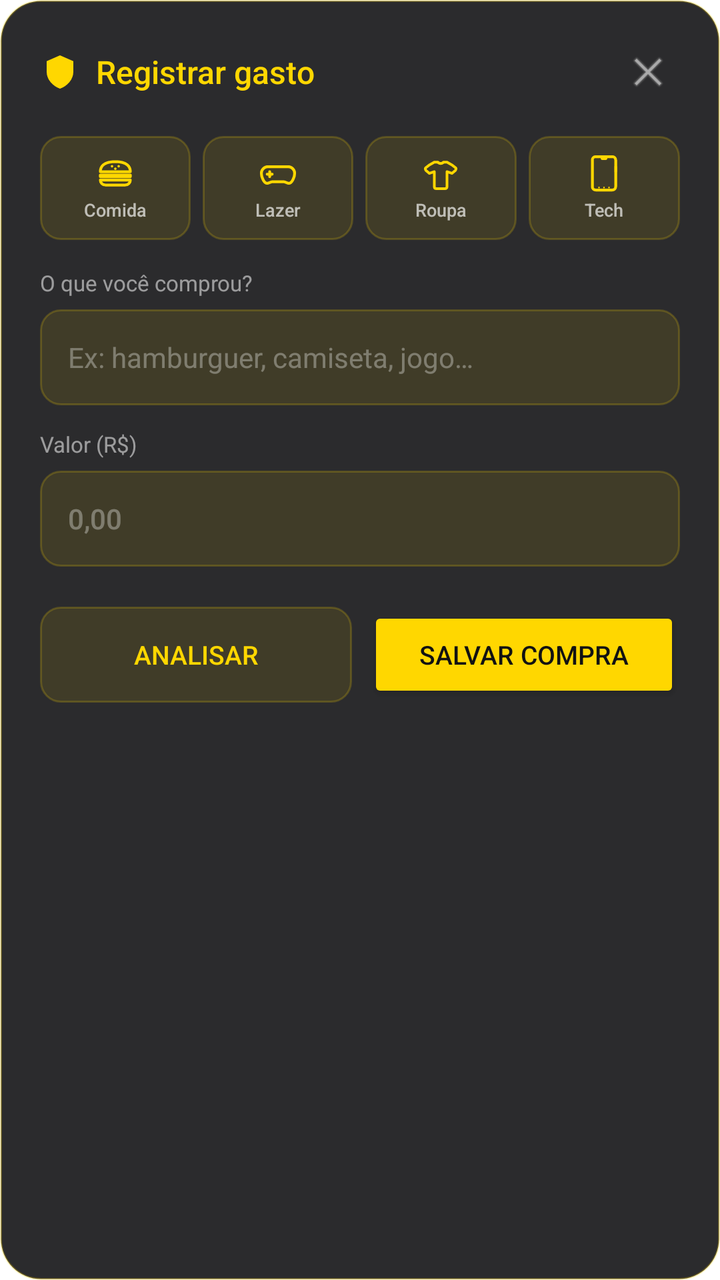
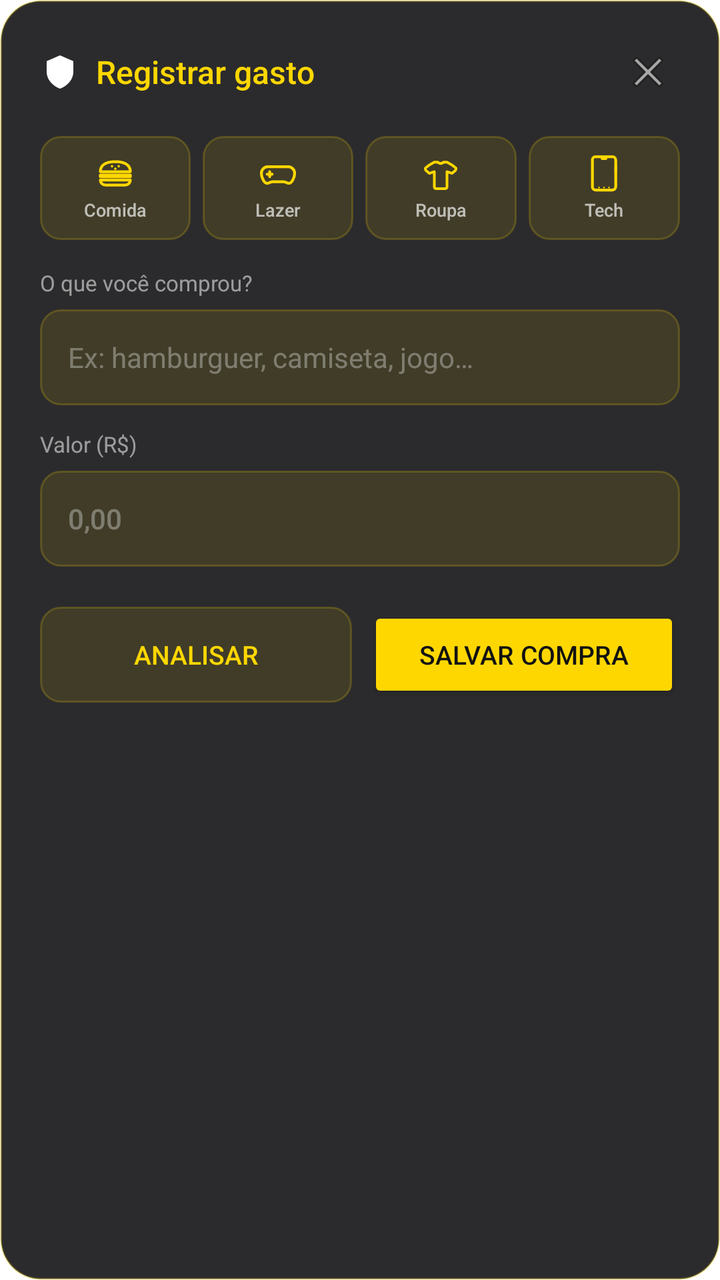

An Android layout rendered at two revisions. The XML below is the earlier revision; the diff shows what the commit changed to produce the second picture.
<!-- AndroidManifest.xml: activity theme Theme.SpendGuard.QuickEntry -->
<!-- res/layout/activity_quick_entry.xml -->
<?xml version="1.0" encoding="utf-8"?>
<LinearLayout
    xmlns:android="http://schemas.android.com/apk/res/android"
    android:id="@+id/quick_entry_root"
    android:layout_width="match_parent"
    android:layout_height="wrap_content"
    android:orientation="vertical"
    android:background="@drawable/widget_background"
    android:padding="20dp"
    android:layout_gravity="bottom"
    android:layout_marginStart="12dp"
    android:layout_marginEnd="12dp"
    android:layout_marginBottom="24dp">

    <LinearLayout
        android:layout_width="match_parent"
        android:layout_height="wrap_content"
        android:orientation="horizontal"
        android:gravity="center_vertical"
        android:layout_marginBottom="16dp">

        <ImageView
            android:layout_width="20dp"
            android:layout_height="20dp"
            android:src="@drawable/ic_notification"
            android:tint="#FFD700"
            android:contentDescription="@null" />

        <TextView
            android:layout_width="0dp"
            android:layout_height="wrap_content"
            android:layout_weight="1"
            android:layout_marginStart="8dp"
            android:text="Registrar gasto"
            android:textColor="#FFFFD700"
            android:textSize="16sp"
            android:fontFamily="sans-serif-medium" />

        <ImageView
            android:id="@+id/btn_close"
            android:layout_width="32dp"
            android:layout_height="32dp"
            android:src="@android:drawable/ic_menu_close_clear_cancel"
            android:tint="#66FFFFFF"
            android:contentDescription="Fechar"
            android:padding="4dp"
            android:clickable="true"
            android:focusable="true" />

    </LinearLayout>

    <LinearLayout
        android:layout_width="match_parent"
        android:layout_height="wrap_content"
        android:orientation="horizontal"
        android:layout_marginBottom="14dp"
        android:weightSum="4">

        <LinearLayout
            android:id="@+id/chip_food"
            android:layout_width="0dp"
            android:layout_height="52dp"
            android:layout_weight="1"
            android:layout_marginEnd="6dp"
            android:orientation="vertical"
            android:gravity="center"
            android:background="@drawable/widget_category_button"
            android:clickable="true"
            android:focusable="true">

            <ImageView
                android:layout_width="20dp"
                android:layout_height="20dp"
                android:src="@drawable/ic_widget_food"
                android:contentDescription="@null" />

            <TextView
                android:layout_width="wrap_content"
                android:layout_height="wrap_content"
                android:text="Comida"
                android:textColor="#AAFFFFFF"
                android:textSize="9sp"
                android:layout_marginTop="2dp"
                android:fontFamily="sans-serif-medium" />

        </LinearLayout>

        <LinearLayout
            android:id="@+id/chip_leisure"
            android:layout_width="0dp"
            android:layout_height="52dp"
            android:layout_weight="1"
            android:layout_marginEnd="6dp"
            android:orientation="vertical"
            android:gravity="center"
            android:background="@drawable/widget_category_button"
            android:clickable="true"
            android:focusable="true">

            <ImageView
                android:layout_width="20dp"
                android:layout_height="20dp"
                android:src="@drawable/ic_widget_leisure"
                android:contentDescription="@null" />

            <TextView
                android:layout_width="wrap_content"
                android:layout_height="wrap_content"
                android:text="Lazer"
                android:textColor="#AAFFFFFF"
                android:textSize="9sp"
                android:layout_marginTop="2dp"
                android:fontFamily="sans-serif-medium" />

        </LinearLayout>

        <LinearLayout
            android:id="@+id/chip_clothing"
            android:layout_width="0dp"
            android:layout_height="52dp"
            android:layout_weight="1"
            android:layout_marginEnd="6dp"
            android:orientation="vertical"
            android:gravity="center"
            android:background="@drawable/widget_category_button"
            android:clickable="true"
            android:focusable="true">

            <ImageView
                android:layout_width="20dp"
                android:layout_height="20dp"
                android:src="@drawable/ic_widget_clothing"
                android:contentDescription="@null" />

            <TextView
                android:layout_width="wrap_content"
                android:layout_height="wrap_content"
                android:text="Roupa"
                android:textColor="#AAFFFFFF"
                android:textSize="9sp"
                android:layout_marginTop="2dp"
                android:fontFamily="sans-serif-medium" />

        </LinearLayout>

        <LinearLayout
            android:id="@+id/chip_tech"
            android:layout_width="0dp"
            android:layout_height="52dp"
            android:layout_weight="1"
            android:orientation="vertical"
            android:gravity="center"
            android:background="@drawable/widget_category_button"
            android:clickable="true"
            android:focusable="true">

            <ImageView
                android:layout_width="20dp"
                android:layout_height="20dp"
                android:src="@drawable/ic_widget_tech"
                android:contentDescription="@null" />

            <TextView
                android:layout_width="wrap_content"
                android:layout_height="wrap_content"
                android:text="Tech"
                android:textColor="#AAFFFFFF"
                android:textSize="9sp"
                android:layout_marginTop="2dp"
                android:fontFamily="sans-serif-medium" />

        </LinearLayout>

    </LinearLayout>

    <TextView
        android:layout_width="wrap_content"
        android:layout_height="wrap_content"
        android:text="O que você comprou?"
        android:textColor="#88FFFFFF"
        android:textSize="11sp"
        android:fontFamily="sans-serif"
        android:layout_marginBottom="6dp" />

    <EditText
        android:id="@+id/input_item_name"
        android:layout_width="match_parent"
        android:layout_height="48dp"
        android:layout_marginBottom="12dp"
        android:background="@drawable/widget_category_button"
        android:paddingStart="14dp"
        android:paddingEnd="14dp"
        android:textColor="#FFFFFFFF"
        android:textColorHint="#55FFFFFF"
        android:hint="Ex: hamburguer, camiseta, jogo…"
        android:textSize="14sp"
        android:fontFamily="sans-serif"
        android:inputType="text"
        android:imeOptions="actionNext"
        android:maxLines="1"
        android:singleLine="true" />

    <TextView
        android:layout_width="wrap_content"
        android:layout_height="wrap_content"
        android:text="Valor (R$)"
        android:textColor="#88FFFFFF"
        android:textSize="11sp"
        android:fontFamily="sans-serif"
        android:layout_marginBottom="6dp" />

    <EditText
        android:id="@+id/input_value"
        android:layout_width="match_parent"
        android:layout_height="48dp"
        android:layout_marginBottom="20dp"
        android:background="@drawable/widget_category_button"
        android:paddingStart="14dp"
        android:paddingEnd="14dp"
        android:textColor="#FFFFFFFF"
        android:textColorHint="#55FFFFFF"
        android:hint="0,00"
        android:textSize="14sp"
        android:fontFamily="sans-serif-medium"
        android:inputType="numberDecimal"
        android:imeOptions="actionDone"
        android:maxLines="1"
        android:singleLine="true" />

    <LinearLayout
        android:layout_width="match_parent"
        android:layout_height="wrap_content"
        android:orientation="horizontal">

        <Button
            android:id="@+id/btn_analyze"
            android:layout_width="0dp"
            android:layout_height="48dp"
            android:layout_weight="1"
            android:layout_marginEnd="8dp"
            android:text="Analisar"
            android:textColor="#FFD700"
            android:textSize="13sp"
            android:fontFamily="sans-serif-medium"
            android:background="@drawable/widget_category_button" />

        <Button
            android:id="@+id/btn_save"
            android:layout_width="0dp"
            android:layout_height="48dp"
            android:layout_weight="1"
            android:text="Salvar compra"
            android:textColor="#FF121212"
            android:textSize="13sp"
            android:fontFamily="sans-serif-medium"
            android:backgroundTint="#FFD700" />

    </LinearLayout>

    <TextView
        android:id="@+id/text_error"
        android:layout_width="match_parent"
        android:layout_height="wrap_content"
        android:layout_marginTop="10dp"
        android:textColor="#FFCF6679"
        android:textSize="12sp"
        android:fontFamily="sans-serif"
        android:gravity="center"
        android:visibility="gone"
        android:text="" />

</LinearLayout>
<!-- resources referenced by this layout -->
<resources>
  <!-- drawable ic_widget_leisure (drawable) -->
  <vector xmlns:android="http://schemas.android.com/apk/res/android"
      android:width="24dp"
      android:height="24dp"
      android:viewportWidth="24"
      android:viewportHeight="24">
  
      
      <path
          android:strokeColor="#FFD700"
          android:strokeWidth="1.7"
          android:strokeLineCap="round"
          android:strokeLineJoin="round"
          android:fillColor="@android:color/transparent"
          android:pathData="M6,8 L18,8 C20.2,8 22,9.8 22,12 C22,14 20.5,18 18.5,18 C17.5,18 16.5,17 15,17 L9,17 C7.5,17 6.5,18 5.5,18 C3.5,18 2,14 2,12 C2,9.8 3.8,8 6,8 Z" />
  
      
      <path
          android:strokeColor="#FFD700"
          android:strokeWidth="1.7"
          android:strokeLineCap="round"
          android:fillColor="@android:color/transparent"
          android:pathData="M7,11 L7,14" />
  
      
      <path
          android:strokeColor="#FFD700"
          android:strokeWidth="1.7"
          android:strokeLineCap="round"
          android:fillColor="@android:color/transparent"
          android:pathData="M5.5,12.5 L8.5,12.5" />
  
  </vector>
  <!-- drawable widget_background (drawable) -->
  <?xml version="1.0" encoding="utf-8"?>
  <layer-list xmlns:android="http://schemas.android.com/apk/res/android">
      <item>
          <shape android:shape="rectangle">
              <solid android:color="#EE1C1C1E" />
              <stroke
                  android:width="1dp"
                  android:color="#40FFD700" />
              <corners android:radius="20dp" />
          </shape>
      </item>
  </layer-list>
  <!-- drawable widget_category_button (drawable) -->
  <?xml version="1.0" encoding="utf-8"?>
  <shape xmlns:android="http://schemas.android.com/apk/res/android"
      android:shape="rectangle">
  
      <solid android:color="#1AFFD700" />
  
      <stroke
          android:width="1dp"
          android:color="#33FFD700" />
  
      <corners android:radius="10dp" />
  
  </shape>
  <style name="Theme.SpendGuard.QuickEntry" parent="android:Theme.Material.Light.NoActionBar">
          <item name="android:windowIsTranslucent">true</item>
          <item name="android:windowBackground">@android:color/transparent</item>
          <item name="android:windowNoTitle">true</item>
          <item name="android:windowIsFloating">false</item>
          <item name="android:backgroundDimEnabled">true</item>
          <item name="android:backgroundDimAmount">0.6</item>
          <item name="android:windowSoftInputMode">adjustResize</item>
          <item name="android:windowAnimationStyle">@style/QuickEntryAnimation</item>
      </style>
  <style name="QuickEntryAnimation" parent="@android:style/Animation.Activity">
          <item name="android:activityOpenEnterAnimation">@anim/slide_up</item>
          <item name="android:activityOpenExitAnimation">@android:anim/fade_out</item>
          <item name="android:activityCloseEnterAnimation">@android:anim/fade_in</item>
          <item name="android:activityCloseExitAnimation">@anim/slide_down</item>
      </style>
  <!-- unchanged entries left out for length: 4 -->
</resources>

<!-- the commit's change to res/layout/activity_quick_entry.xml (unified diff, before → after) -->
@@ -1,6 +1,7 @@
 <?xml version="1.0" encoding="utf-8"?>
 <LinearLayout
     xmlns:android="http://schemas.android.com/apk/res/android"
+    xmlns:app="http://schemas.android.com/apk/res-auto"
     android:id="@+id/quick_entry_root"
     android:layout_width="match_parent"
     android:layout_height="wrap_content"
@@ -23,7 +24,7 @@
             android:layout_width="20dp"
             android:layout_height="20dp"
             android:src="@drawable/ic_notification"
-            android:tint="#FFD700"
+            app:tint="#FFD700"
             android:contentDescription="@null" />
 
         <TextView
@@ -41,7 +42,7 @@
             android:layout_width="32dp"
             android:layout_height="32dp"
             android:src="@android:drawable/ic_menu_close_clear_cancel"
-            android:tint="#66FFFFFF"
+            app:tint="#66FFFFFF"
             android:contentDescription="Fechar"
             android:padding="4dp"
             android:clickable="true"
